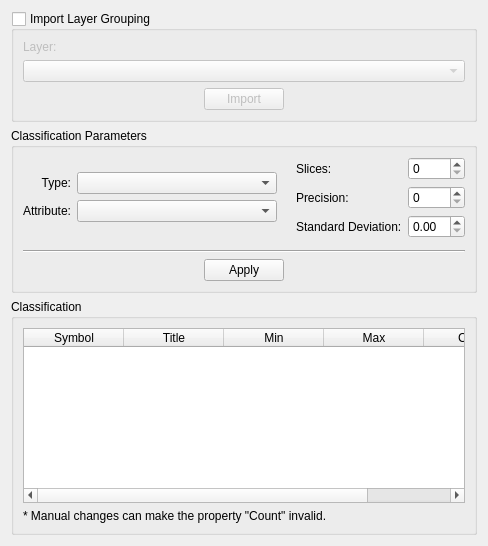
First picture: the form in src/terralib/qt/widgets/se/ui/GroupingWidgetForm.ui, repository claudiobogossian/terralib5, before the edit.
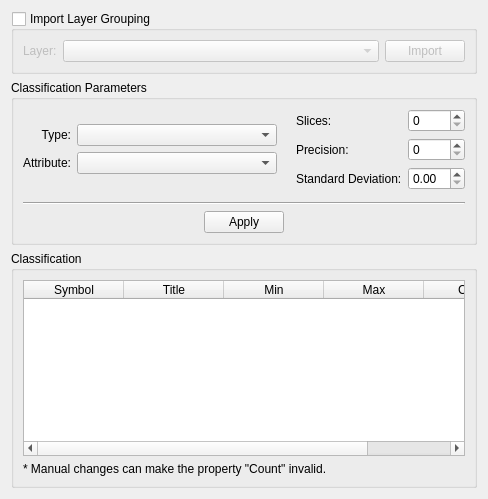
Second picture: the form after the edit.

```diff
--- a/src/terralib/qt/widgets/se/ui/GroupingWidgetForm.ui
+++ b/src/terralib/qt/widgets/se/ui/GroupingWidgetForm.ui
@@ -7,16 +7,16 @@
     <x>0</x>
     <y>0</y>
     <width>487</width>
-    <height>546</height>
+    <height>499</height>
    </rect>
   </property>
   <property name="windowTitle">
    <string>Grouping</string>
   </property>
-  <layout class="QGridLayout" name="gridLayout_16">
+  <layout class="QGridLayout" name="gridLayout_18">
    <item row="0" column="0">
-    <layout class="QVBoxLayout" name="verticalLayout">
-     <item>
+    <layout class="QGridLayout" name="gridLayout_17">
+     <item row="0" column="0">
       <widget class="QGroupBox" name="m_importGroupBox">
        <property name="title">
         <string>Import Layer Grouping</string>
@@ -27,62 +27,39 @@
        <property name="checked">
         <bool>false</bool>
        </property>
-       <layout class="QGridLayout" name="gridLayout_15">
+       <layout class="QGridLayout" name="gridLayout_16">
         <item row="0" column="0">
-         <layout class="QVBoxLayout" name="verticalLayout_2">
-          <item>
+         <layout class="QGridLayout" name="gridLayout_15">
+          <item row="0" column="0">
            <widget class="QLabel" name="label_7">
             <property name="text">
              <string>Layer:</string>
             </property>
            </widget>
           </item>
-          <item>
-           <widget class="QComboBox" name="m_layersComboBox"/>
+          <item row="0" column="1">
+           <widget class="QComboBox" name="m_layersComboBox">
+            <property name="sizePolicy">
+             <sizepolicy hsizetype="MinimumExpanding" vsizetype="Fixed">
+              <horstretch>0</horstretch>
+              <verstretch>0</verstretch>
+             </sizepolicy>
+            </property>
+           </widget>
           </item>
-          <item>
-           <layout class="QHBoxLayout" name="horizontalLayout">
-            <item>
-             <spacer name="horizontalSpacer_4">
-              <property name="orientation">
-               <enum>Qt::Horizontal</enum>
-              </property>
-              <property name="sizeHint" stdset="0">
-               <size>
-                <width>40</width>
-                <height>20</height>
-               </size>
-              </property>
-             </spacer>
-            </item>
-            <item>
-             <widget class="QPushButton" name="m_importPushButton">
-              <property name="text">
-               <string>Import</string>
-              </property>
-             </widget>
-            </item>
-            <item>
-             <spacer name="horizontalSpacer_5">
-              <property name="orientation">
-               <enum>Qt::Horizontal</enum>
-              </property>
-              <property name="sizeHint" stdset="0">
-               <size>
-                <width>40</width>
-                <height>20</height>
-               </size>
-              </property>
-             </spacer>
-            </item>
-           </layout>
+          <item row="0" column="2">
+           <widget class="QPushButton" name="m_importPushButton">
+            <property name="text">
+             <string>Import</string>
+            </property>
+           </widget>
           </item>
          </layout>
         </item>
        </layout>
       </widget>
      </item>
-     <item>
+     <item row="1" column="0">
       <widget class="QGroupBox" name="groupBox">
        <property name="title">
         <string>Classification Parameters</string>
@@ -276,7 +253,7 @@
        </layout>
       </widget>
      </item>
-     <item>
+     <item row="2" column="0">
       <widget class="QGroupBox" name="groupBox_3">
        <property name="title">
         <string>Classification</string>
```
